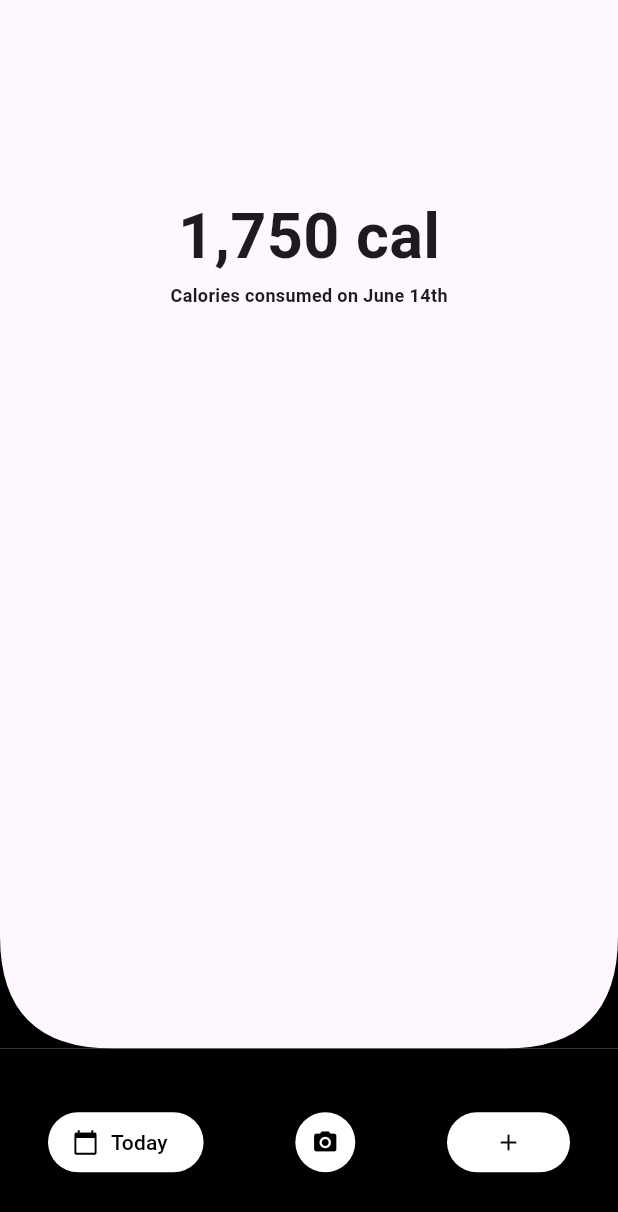
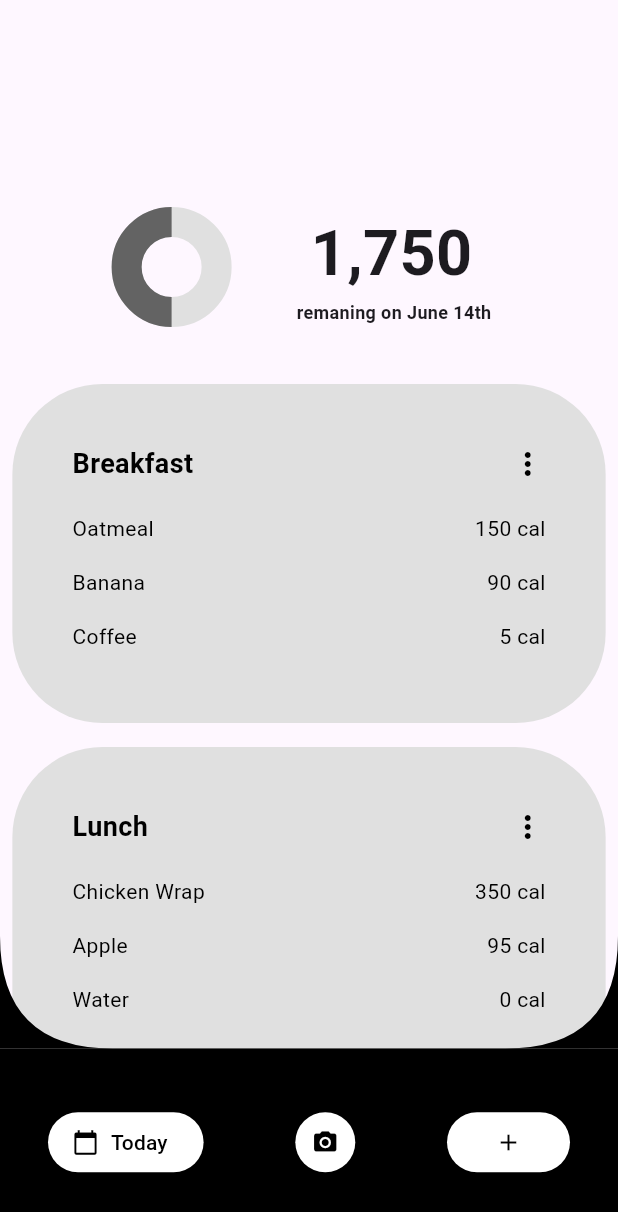
Before and after one commit to jackkslash/kaloria, a Flutter app: the screen it shows after launch, on a phone screen of 412 x 824 dp. Shown: the top 1212 px of the screen. Run offline on Flutter 3.47's test engine with Material 3 defaults, Android fonts, the phone set to English and light mode, and no system bars; our stand-ins replace flutter_riverpod, go_router, riverpod_annotation; generated files the repository leaves out were written again.

Commit message:
Basic layout mapped

```diff
--- a/lib/main.dart
+++ b/lib/main.dart
@@ -15,7 +15,7 @@ class MyApp extends StatelessWidget {
   @override
   Widget build(BuildContext context) {
     return MaterialApp.router(
-      title: 'Flutter Demo',
+      title: 'Kaloria',
       debugShowCheckedModeBanner: false,
       routerConfig: router,
     );
--- a/lib/screens/home.dart
+++ b/lib/screens/home.dart
@@ -1,8 +1,50 @@
 import 'package:flutter/material.dart';
 import 'package:flutter_riverpod/flutter_riverpod.dart';
-import 'package:kaloria/contorller/date_controller.dart';
-import 'package:kaloria/contorller/navbar_controller.dart';
+import 'package:kaloria/controller/date_controller.dart';
+import 'package:kaloria/controller/navbar_controller.dart';
+import 'package:kaloria/screens/widgets/progress_indicator.dart';
 import 'package:kaloria/utils/date_format.dart';
+
+final meals = [
+  {
+    'title': 'Breakfast',
+    'items': [
+      {'name': 'Oatmeal', 'cal': 150},
+      {'name': 'Banana', 'cal': 90},
+      {'name': 'Coffee', 'cal': 5},
+    ],
+  },
+  {
+    'title': 'Lunch',
+    'items': [
+      {'name': 'Chicken Wrap', 'cal': 350},
+      {'name': 'Apple', 'cal': 95},
+      {'name': 'Water', 'cal': 0},
+    ],
+  },
+  {
+    'title': 'Dinner',
+    'items': [
+      {'name': 'Salmon', 'cal': 300},
+      {'name': 'Quinoa', 'cal': 180},
+      {'name': 'Mixed Vegetables', 'cal': 120},
+    ],
+  },
+  {
+    'title': 'Snacks',
+    'items': [
+      {'name': 'Granola Bar', 'cal': 200},
+      {'name': 'Almonds', 'cal': 160},
+    ],
+  },
+  {
+    'title': 'Drinks',
+    'items': [
+      {'name': 'Orange Juice', 'cal': 110},
+      {'name': 'Soda', 'cal': 150},
+    ],
+  },
+];
 
 class HomePage extends ConsumerWidget {
   const HomePage({super.key});
@@ -20,19 +62,121 @@ class HomePage extends ConsumerWidget {
       child: Scaffold(
         body: SingleChildScrollView(
           child: Padding(
-            padding: const EdgeInsets.only(top: 128),
+            padding: const EdgeInsets.only(top: 128, bottom: 8),
             child: Center(
               child: Column(
                 crossAxisAlignment: CrossAxisAlignment.center,
                 mainAxisAlignment: MainAxisAlignment.start,
+                spacing: 20,
                 children: [
-                  Text(
-                    '1,750 cal',
-                    style: TextStyle(fontSize: 42, fontWeight: FontWeight.bold),
+                  Row(
+                    mainAxisAlignment: MainAxisAlignment.center,
+                    spacing: 50,
+                    children: [
+                      ProgressCircle(
+                        currentValue: 0.5,
+                        targetValue: 1,
+                        size: 60,
+                        fillColor: const Color.fromARGB(255, 99, 99, 99),
+                        backgroundColor: const Color(0xFFE0E0E0),
+                        strokeWidth: 20.0,
+                      ),
+                      Column(
+                        children: [
+                          Text(
+                            '1,750',
+                            style: TextStyle(
+                              fontSize: 42,
+                              fontWeight: FontWeight.bold,
+                            ),
+                          ),
+                          Text(
+                            ' remaning on ${formatDateManual(selectedDate)}',
+                            style: TextStyle(
+                              fontSize: 12,
+                              fontWeight: FontWeight.bold,
+                            ),
+                          ),
+                        ],
+                      ),
+                    ],
                   ),
-                  Text(
-                    'Calories consumed on ${formatDateManual(selectedDate)}',
-                    style: TextStyle(fontSize: 12, fontWeight: FontWeight.bold),
+                  Column(
+                    children: meals.map((meal) {
+                      return Padding(
+                        padding: const EdgeInsets.symmetric(vertical: 8.0),
+                        child: FractionallySizedBox(
+                          widthFactor: 0.96,
+                          child: Container(
+                            padding: EdgeInsets.all(32),
+                            decoration: BoxDecoration(
+                              color: const Color(0xFFE0E0E0),
+                              borderRadius: BorderRadius.circular(60),
+                            ),
+                            child: Padding(
+                              padding: const EdgeInsets.all(8.0),
+                              child: Column(
+                                crossAxisAlignment: CrossAxisAlignment.start,
+                                children: [
+                                  // Title
+                                  Row(
+                                    mainAxisAlignment:
+                                        MainAxisAlignment.spaceBetween,
+                                    children: [
+                                      Text(
+                                        meal['title'] as String,
+                                        style: TextStyle(
+                                          fontSize: 18,
+                                          fontWeight: FontWeight.bold,
+                                          color: Colors.black,
+                                        ),
+                                      ),
+                                      GestureDetector(
+                                        child: Icon(
+                                          Icons.more_vert,
+                                          color: Colors.black,
+                                        ),
+                                      ),
+                                    ],
+                                  ),
+                                  SizedBox(height: 12),
+
+                                  // Items
+                                  ...List<Widget>.from(
+                                    (meal['items'] as List).map((item) {
+                                      return Padding(
+                                        padding: const EdgeInsets.only(
+                                          bottom: 8.0,
+                                          top: 8.0,
+                                        ),
+                                        child: Row(
+                                          mainAxisAlignment:
+                                              MainAxisAlignment.spaceBetween,
+                                          children: [
+                                            Text(
+                                              item['name'],
+                                              style: TextStyle(
+                                                color: Colors.black,
+                                              ),
+                                            ),
+                                            Text(
+                                              '${item['cal']} cal',
+                                              style: TextStyle(
+                                                color: Colors.black,
+                                              ),
+                                            ),
+                                          ],
+                                        ),
+                                      );
+                                    }),
+                                  ),
+                                ],
+                              ),
+                            ),
+                          ),
+                        ),
+                      );
+                    }).toList(),
                   ),
                 ],
               ),
--- /dev/null
+++ b/lib/screens/widgets/progress_indicator.dart
@@ -0,0 +1,50 @@
+import 'package:flutter/material.dart';
+
+class ProgressCircle extends StatelessWidget {
+  final double currentValue;
+  final double targetValue;
+  final double size;
+  final Color fillColor;
+  final Color backgroundColor;
+  final double strokeWidth;
+
+  const ProgressCircle({
+    super.key,
+    required this.currentValue,
+    this.targetValue = 100,
+    this.size = 60,
+    this.fillColor = Colors.blue,
+    this.backgroundColor = const Color(0xFFE0E0E0),
+    this.strokeWidth = 20.0,
+  });
+
+  @override
+  Widget build(BuildContext context) {
+    final progress = (currentValue / targetValue).clamp(0.0, 1.0);
+
+    return SizedBox(
+      // Wrap the Column with SizedBox
+      height:
+          size + 40, // Increase the height to accommodate the extra 40 pixels
+      child: Column(
+        mainAxisAlignment: MainAxisAlignment.center,
+        children: [
+          SizedBox(
+            width: size,
+            height: size,
+            child: Transform(
+              alignment: Alignment.center,
+              transform: Matrix4.rotationY(3.1416),
+              child: CircularProgressIndicator(
+                value: progress,
+                strokeWidth: strokeWidth,
+                backgroundColor: backgroundColor,
+                valueColor: AlwaysStoppedAnimation<Color>(fillColor),
+              ),
+            ),
+          ),
+        ],
+      ),
+    );
+  }
+}
--- a/lib/widgets/expanded_bottom_nav.dart
+++ b/lib/widgets/expanded_bottom_nav.dart
@@ -1,8 +1,8 @@
 import 'package:flutter/material.dart';
 import 'package:flutter_riverpod/flutter_riverpod.dart';
 import 'package:go_router/go_router.dart';
-import 'package:kaloria/contorller/date_controller.dart';
-import 'package:kaloria/contorller/navbar_controller.dart';
+import 'package:kaloria/controller/date_controller.dart';
+import 'package:kaloria/controller/navbar_controller.dart';
 import 'package:kaloria/models/navbar.dart';
 import 'package:kaloria/utils/curver_drawer.dart';
 import 'package:kaloria/utils/date_format.dart';
```
Also changed, not shown: lib/controller/date_controller.dart (renamed from lib/contorller/date_controller.dart), lib/controller/date_controller.g.dart (renamed from lib/contorller/date_controller.g.dart), lib/controller/navbar_controller.dart (renamed from lib/contorller/navbar_controller.dart), lib/controller/navbar_controller.g.dart (renamed from lib/contorller/navbar_controller.g.dart).
